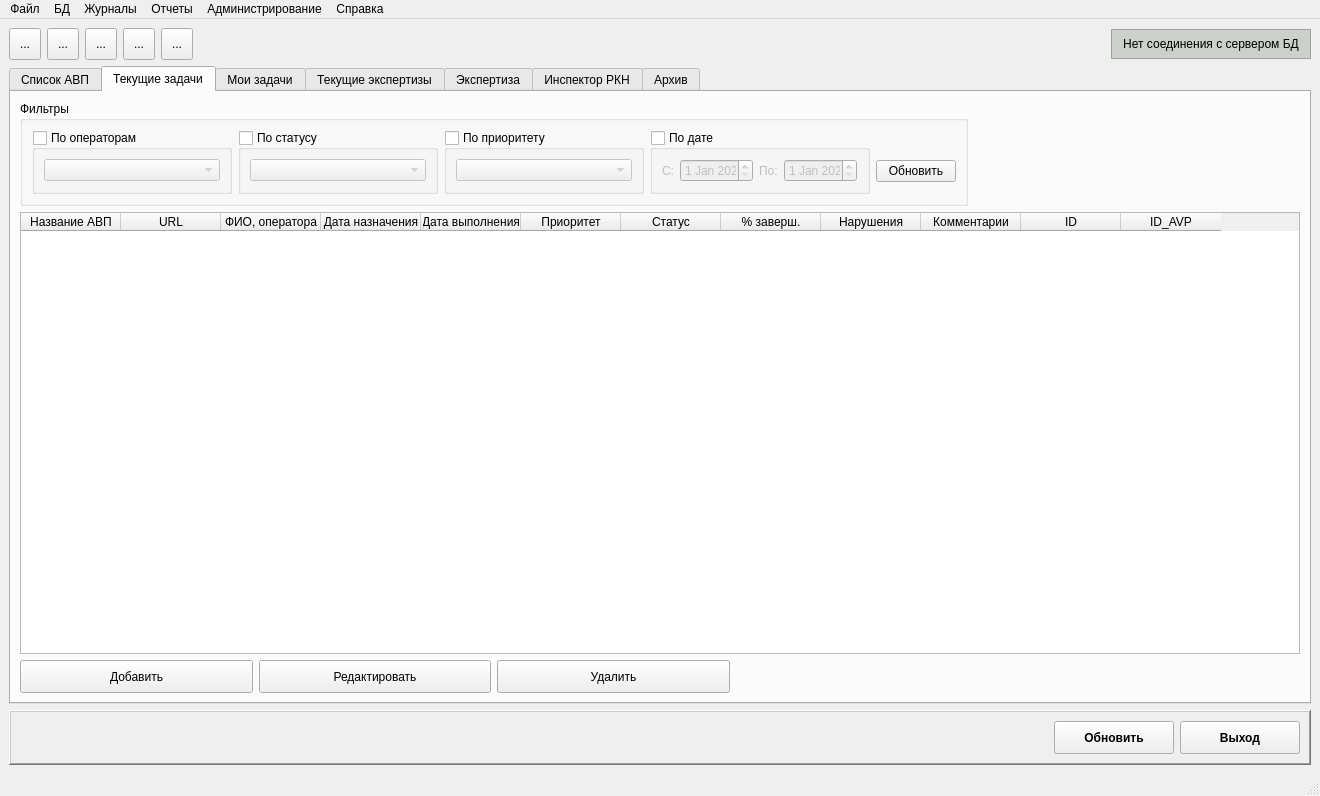
This is arm_o/mainwindow.ui in levdikandrey/DataCollector as Qt 5 draws it before an edit. The edited form follows.
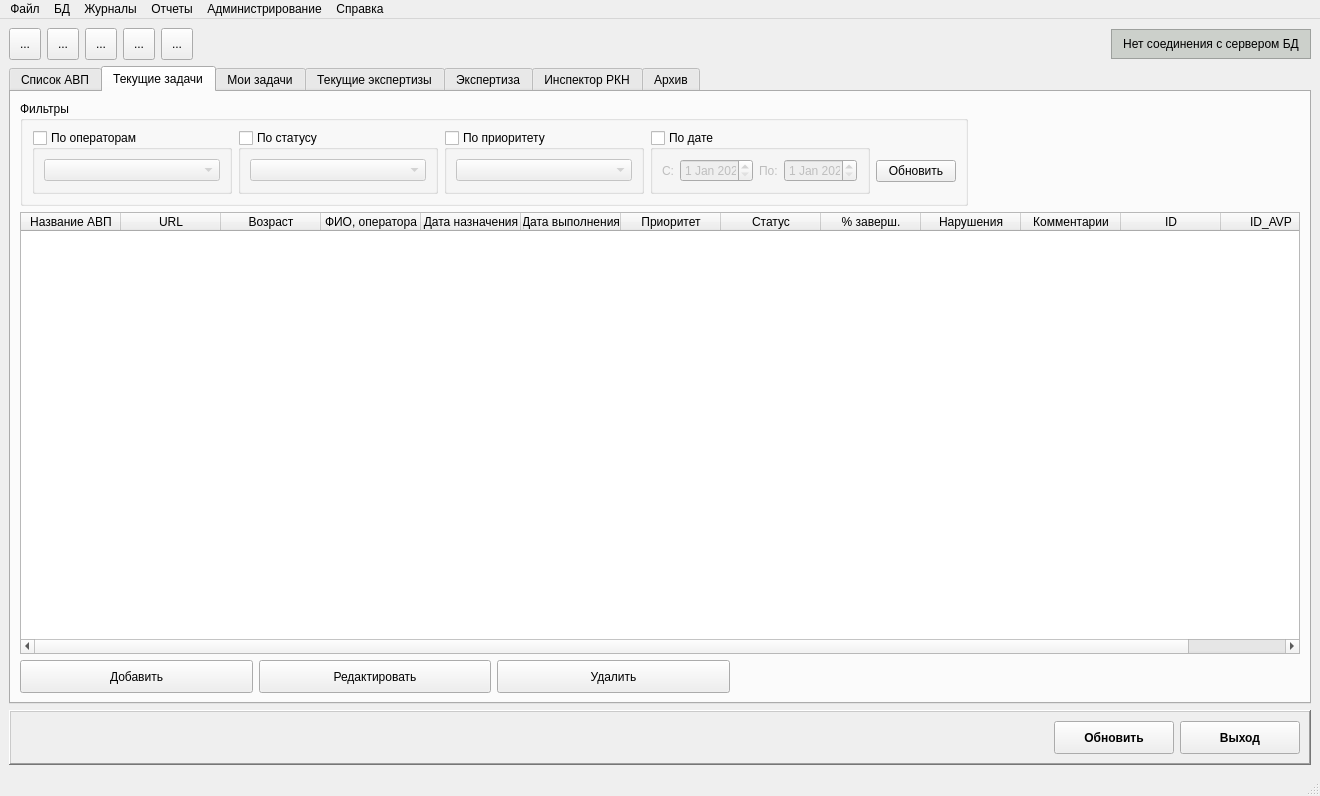
This is the edited form. The open tabs and pages were chosen to show the change. Icons and pictures are not drawn.

Patch:
```diff
--- a/arm_o/mainwindow.ui
+++ b/arm_o/mainwindow.ui
@@ -1039,6 +1039,11 @@
             <string>URL</string>
            </property>
           </column>
+          <column>
+           <property name="text">
+            <string>Возраст</string>
+           </property>
+          </column>
           <column>
            <property name="text">
             <string>ФИО, оператора</string>
```
Left out of the diff: 22 changed lines with no effect on the pictures.
